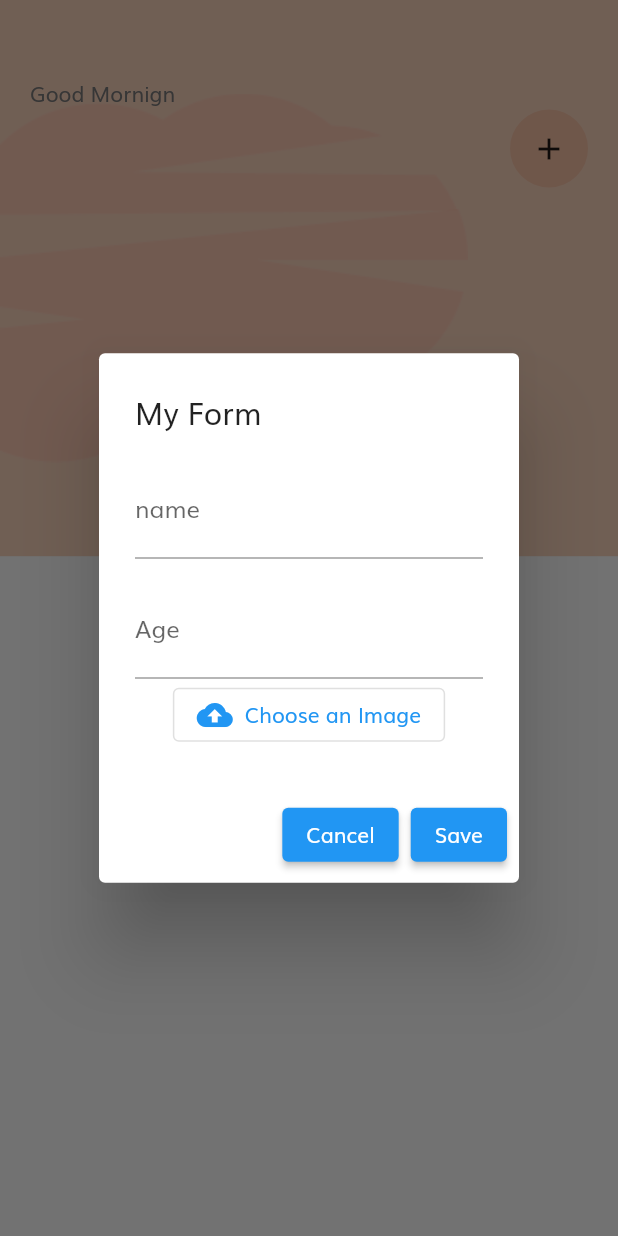
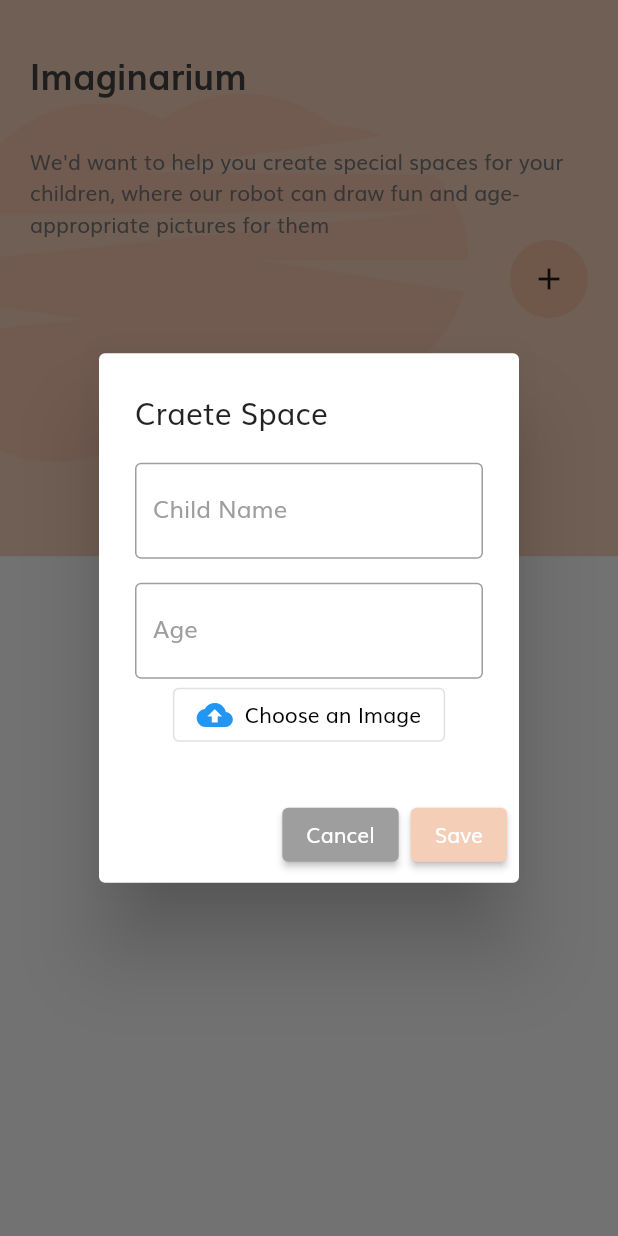
Before and after one commit to HaithemGhattass/ArtieFlutter, a Flutter app: the ChildByUser screen opened directly, after a tap on the "add" icon, on a phone screen of 412 x 824 dp. Run offline on Flutter 3.47's test engine with Material 2 defaults, Android fonts, the phone set to English and light mode, and no system bars; our stand-ins replace flutter_svg, image_picker; accounts and stored records are empty; generated files the repository leaves out were written again; network calls fail.

Commit message:
UiImageByAge

```diff
--- a/lib/l10n/app_en.arb
+++ b/lib/l10n/app_en.arb
@@ -1,7 +1,13 @@
 {
   "login": "login!",
-  "name": "name",
-  "@helloWorld": {
-    "description": "The conventional newborn programmer greeting"
-  }
+  "name": "Child Name",
+  "wedLoveToHelpYouCreateSpecialSpaces": "We'd want to help you create special spaces for your children, where our robot can draw fun and age-appropriate pictures for them",
+  "imaginarium":"Imaginarium",
+  "craeteSpace":"Craete Space",
+  "age":"Age",
+  "chooseAnImage":"Choose an Image",
+  "save":"Save",
+  "cancel":"Cancel",
+  "doYouWantToDesignTheImage":"Do you want to design the image?"
+
 }
--- a/lib/l10n/app_fr.arb
+++ b/lib/l10n/app_fr.arb
@@ -1,4 +1,17 @@
   {
     "login": "Salut!",
-    "name": "nom"
+    "name": "Nom de l'enfant",
+    "wedLoveToHelpYouCreateSpecialSpaces":"Vous pouvez créer des espaces pour vos enfants où notre robot dessinera des images selon leur âge",
+    "imaginarium,":"Imaginarium",
+    "craeteSpace":"Créer Un Espace",
+    "age":"Age",
+    "chooseAnImage":"Choisir une image",
+    "save":"Enregistrer",
+    "cancel":"Annuler",
+    "doYouWantToDesignTheImage":"Voulez-vous dessigner l'image ?"
+
+
+
+
+
   }
--- a/lib/screens/userViews/addChild.dart
+++ b/lib/screens/userViews/addChild.dart
@@ -18,12 +18,21 @@ class AddChild extends StatelessWidget {
   @override
   Widget build(BuildContext context) {
     return AlertDialog(
-      title: Text('My Form'),
+      title: Text(AppLocalizations.of(context)!.craeteSpace),
       content: Column(
         mainAxisSize: MainAxisSize.min,
         children: [
            TextFormField(
-                decoration: InputDecoration(labelText: AppLocalizations.of(context)!.name),
+      decoration: InputDecoration(
+        labelText: AppLocalizations.of(context)!.name,
+        labelStyle: TextStyle(color: Colors.grey),
+        focusedBorder: OutlineInputBorder(
+          borderSide: BorderSide(color: Colors.grey),
+        ),
+        enabledBorder: OutlineInputBorder(
+          borderSide: BorderSide(color: Colors.grey),
+        ),
+      ),
       validator: (String? value) {
         if (value == null || value.isEmpty) {
           return 'Please enter your name';
@@ -36,16 +45,27 @@ class AddChild extends StatelessWidget {
               ),
           SizedBox(height: 16.0),
            TextField(
-            decoration: InputDecoration(labelText: 'Age'),
-
+      decoration: InputDecoration(
+        labelText: AppLocalizations.of(context)!.age,
+        labelStyle: TextStyle(color: Colors.grey),
+        focusedBorder: OutlineInputBorder(
+          borderSide: BorderSide(color: Colors.grey),
+        ),
+        enabledBorder: OutlineInputBorder(
+          borderSide: BorderSide(color: Colors.grey),
+        ),
+      ),
                 onChanged: (String? value) {
                   ChildApiService.age = value!;
                 },
             keyboardType: TextInputType.number,
           ),
+
+
              OutlinedButton.icon(
               icon:Icon(Icons.cloud_upload) ,
-              label: Text("Choose an Image"),
+
+              label: Text( AppLocalizations.of(context)!.chooseAnImage,style: TextStyle(color: Colors.black)),
                 onPressed: () {
                   Navigator.push(
       context,
@@ -62,17 +82,21 @@ class AddChild extends StatelessWidget {
       actions: [
         ElevatedButton(
           onPressed: () => Navigator.of(context).pop(),
-          child: Text('Cancel'),
+          child: Text(AppLocalizations.of(context)!.cancel),
+      style: ElevatedButton.styleFrom(
+      primary: Colors.grey,
+    ),
         ),
         ElevatedButton(
           onPressed: () {
-            //  if (_formKey.currentState!.validate()) {
-              //      _formKey.currentState!.save();
-           // ChildApiService.addOnce(_name,_age);
+
             // TODO: Handle form submission
             Navigator.of(context).pop();},
-          //},
-          child: Text('Save'),
+
+          child: Text(AppLocalizations.of(context)!.save),
+          style: ElevatedButton.styleFrom(
+      primary: Color(0xFFF5CEB8),
+    ),
         ),
       ],
     );
--- a/lib/screens/userViews/childByUser.dart
+++ b/lib/screens/userViews/childByUser.dart
@@ -3,6 +3,7 @@ import 'package:artie/screens/userViews/addChild.dart';
 import 'package:artie/services/childAPI.dart';
 import 'package:flutter/material.dart';
 import 'package:flutter_svg/flutter_svg.dart';
+import 'package:flutter_gen/gen_l10n/app_localizations.dart';
 
 import 'childCard.dart';
 
@@ -62,21 +63,38 @@ class _ChildByUserState extends State<ChildByUser> {
               child: Column(
                 crossAxisAlignment: CrossAxisAlignment.start,
                 children: <Widget>[
+                 /* Align(
+ alignment: Alignment.topRight,
+                    child: Container(
+                      alignment: Alignment.center,
+                      height: 42,
+                      width: 52,
+
+                    ),
+                  ),*/
+                  Padding(padding: EdgeInsets.all(16.0),),
+                Text(
+ AppLocalizations.of(context)!.imaginarium
+ ,
+  style: TextStyle(
+    color: Colors.grey[800],
+     fontWeight: FontWeight.bold, // Rendre le texte en gras
+    fontSize: 24.0,
+  ),
+  textAlign: TextAlign.center, // Aligner le texte au centre
+),
                   Align(
                     alignment: Alignment.topRight,
                     child: Container(
                       alignment: Alignment.center,
-                      height: 52,
+                      height: 30,
                       width: 52,
 
-                    //  child: SvgPicture.asset("assets/icons/menu.svg"),
                     ),
                   ),
                   Text(
-                    "Good Mornign",
-                    //style: Theme.of(context)
-                       // .textTheme
-                        //.copyWith(fontWeight: FontWeight.w900),
+                    AppLocalizations.of(context)!.wedLoveToHelpYouCreateSpecialSpaces
+
                   ),
 Align(
     alignment: Alignment.bottomRight,
```
Also changed, not shown: lib/l10n/app_ar.arb (added, +15 -0 lines), lib/screens/userViews/childCard.dart (+24 -25 lines), lib/screens/userViews/imagrCard.dart (+25 -4 lines). Lines whose indentation alone changed are shown as unchanged.
